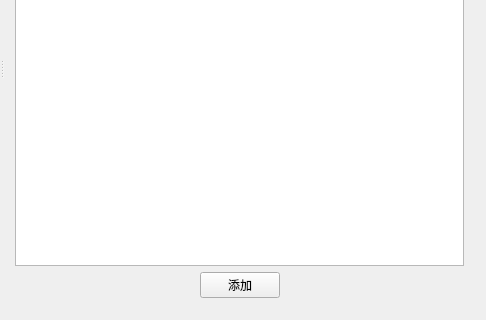
The window that Client/Gui/FormFiles/TransferManageDlg.ui (tanaxiusi/NatTunnel) describes before a commit, drawn with Qt 5; both pictures show x 483 to 969 and y 185 to 505 of the 969 by 505 pixel window.
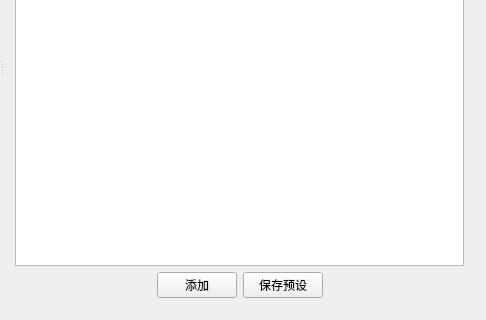
The same window after the commit.

Commit message: Client 2017.6.9.0 为每个userName增加一个转发预设，每次连接上后会自动添加这些转发。 增加开启后隐藏窗口的功能，在配置文件Other/HideAfterStart开启。

Patch:
```diff
--- a/Client/Gui/FormFiles/TransferManageDlg.ui
+++ b/Client/Gui/FormFiles/TransferManageDlg.ui
@@ -104,6 +104,13 @@
            </property>
           </widget>
          </item>
+         <item>
+          <widget class="QPushButton" name="btnSavePreset">
+           <property name="text">
+            <string>保存预设</string>
+           </property>
+          </widget>
+         </item>
          <item>
           <spacer name="horizontalSpacer_4">
            <property name="orientation">
```
The commit also changes 11 other files.
